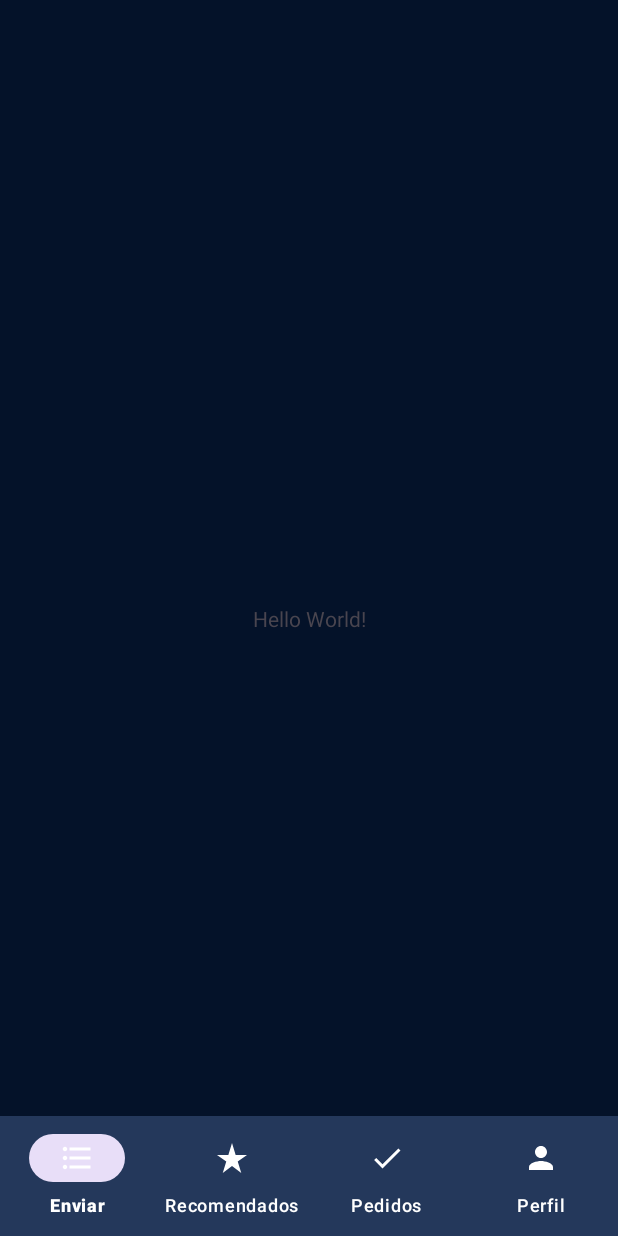
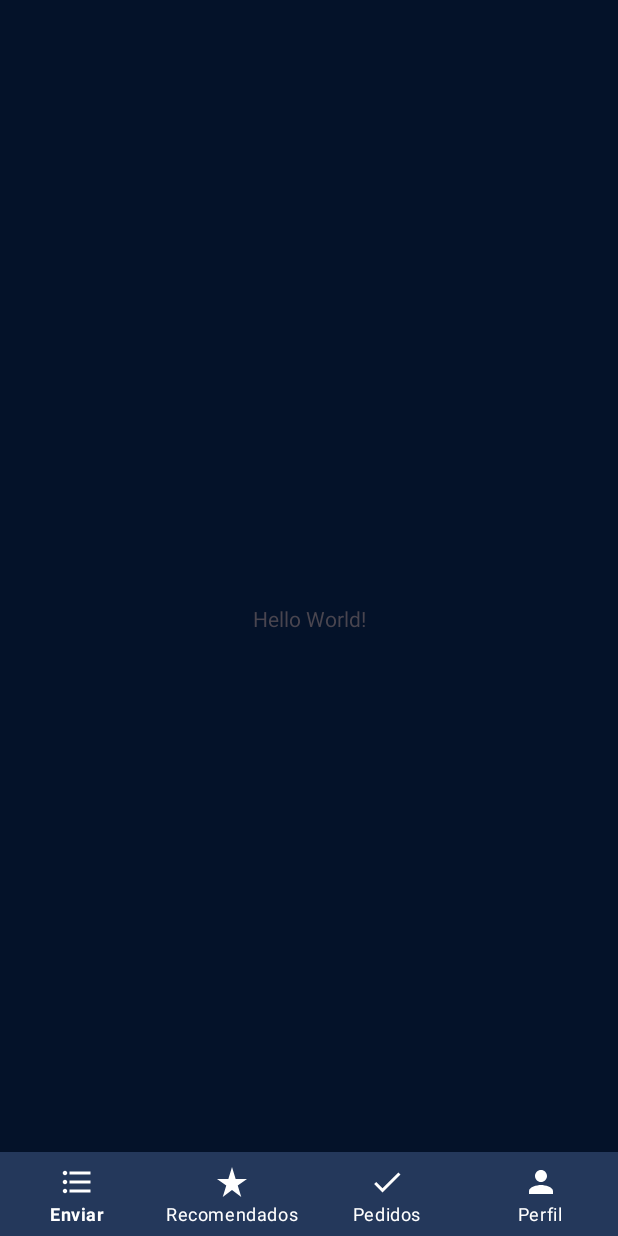
Before and after one commit to Martin-Ball/Preventapp, an Android app: the MainActivity screen opened directly, with no data from a screen before it, on a phone screen of 412 x 824 dp. Run offline under Robolectric (Android 15) with nearby library versions, the phone set to English and light mode, and no system bars.

Commit message:
navbar animation disable

```diff
--- a/app/src/main/java/com/martin/preventapp/View/MainActivity.kt
+++ b/app/src/main/java/com/martin/preventapp/View/MainActivity.kt
@@ -3,11 +3,15 @@ package com.martin.preventapp.View
 import androidx.appcompat.app.AppCompatActivity
 import android.os.Bundle
 import com.martin.preventapp.R
+import com.martin.preventapp.databinding.ActivityMainBinding
 
 class MainActivity : AppCompatActivity() {
+
+    private lateinit var binding: ActivityMainBinding
     override fun onCreate(savedInstanceState: Bundle?) {
         super.onCreate(savedInstanceState)
-        setContentView(R.layout.activity_main)
+        binding = ActivityMainBinding.inflate(layoutInflater);
+        setContentView(binding.root)
     }
 
 
--- /dev/null
+++ b/app/src/main/res/drawable/no_background.xml
@@ -0,0 +1,8 @@
+<selector xmlns:android="http://schemas.android.com/apk/res/android">
+    <item android:drawable="@android:color/transparent" android:state_pressed="true" />
+    <item android:drawable="@android:color/transparent" android:state_focused="true" />
+    <item android:drawable="@android:color/transparent" android:state_selected="true" />
+    <item android:drawable="@android:color/transparent" android:state_checked="true" />
+    <item android:drawable="@android:color/transparent" android:state_enabled="false" />
+    <item android:drawable="@android:color/transparent" />
+</selector>
--- a/app/src/main/res/layout/activity_main.xml
+++ b/app/src/main/res/layout/activity_main.xml
@@ -20,6 +20,7 @@
         android:id="@+id/bottomNavigationView"
         android:layout_width="match_parent"
         android:layout_height="wrap_content"
+        android:layout_alignParentBottom="true"
         android:background="@color/blue"
         app:itemIconTint="@color/white"
         app:itemTextColor="@color/white"
@@ -28,6 +29,7 @@
         app:layout_constraintEnd_toEndOf="parent"
         app:layout_constraintHorizontal_bias="0.5"
         app:layout_constraintStart_toStartOf="parent"
-        app:menu="@menu/bottom_navigation_menu" />
+        app:menu="@menu/bottom_navigation_menu"
+        style="@style/NoAnimationBottomNavigationStyle"/>
 
 </androidx.constraintlayout.widget.ConstraintLayout>
--- a/app/src/main/res/values/themes.xml
+++ b/app/src/main/res/values/themes.xml
@@ -31,4 +31,9 @@
         <item name="android:textColor">@android:color/white</item>
         <item name="android:textSize">16sp</item>
     </style>
+
+    <style name="NoAnimationBottomNavigationStyle" parent="Widget.MaterialComponents.BottomNavigationView">
+        <item name="android:background">@color/blue</item>
+        <item name="itemBackground">@drawable/no_background</item>
+    </style>
 </resources>
```
